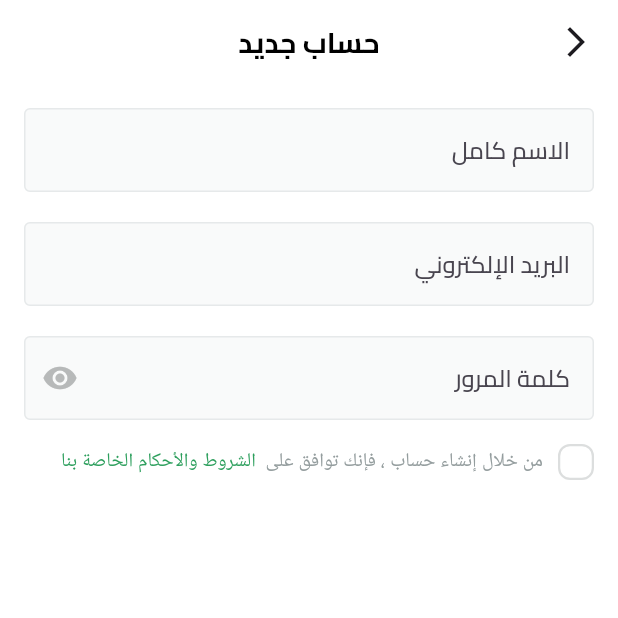
After one commit to ZiadAhmedH/E-Commerce-app, a Flutter app: the SignUpView screen opened by its route, on a phone screen of 412 x 824 dp, the top half of it. The commit adds this screen. Run offline on Flutter 3.47's test engine with Material 3 defaults, Android fonts, the phone set to English and light mode, and no system bars; our stand-ins replace dots_indicator, flutter_svg, shared_preferences; accounts and stored records are empty.

Commit message:
Add SignUpView and related components; update localization and assets
- Implement SignUpView and SignUpViewBody for user registration.
- Add CustomCheckBox for terms and conditions acceptance.
- Update route generation to include SignUpView.
- Add Check.svg asset for checkbox representation.
- Enhance localization with new strings for sign-up features.

```diff
--- a/lib/core/helper/route_generate_helper.dart
+++ b/lib/core/helper/route_generate_helper.dart
@@ -1,4 +1,5 @@
 import 'package:ecommerce_app/features/auth/presentation/view/login_view.dart';
+import 'package:ecommerce_app/features/auth/presentation/view/sign_up_view.dart';
 import 'package:ecommerce_app/features/onBoarding/presentation/view/onBoarding_view.dart';
 import 'package:ecommerce_app/features/splash/presentation/views/splash_view.dart';
 import 'package:flutter/material.dart';
@@ -13,6 +14,9 @@ Route<dynamic> onGenerateRoute(RouteSettings settings){
       return MaterialPageRoute(builder: (context) => OnboardingView(),);
     case LoginView.routeName:
       return MaterialPageRoute(builder: (context) => LoginView(),);
+
+    case SignUpView.routeName:
+      return MaterialPageRoute(builder: (context) => SignUpView(),);
       default:
       return MaterialPageRoute(builder: (context) => const Scaffold(
         body: Center(child: Text('No route defined')),
--- a/lib/core/utils/app_color.dart
+++ b/lib/core/utils/app_color.dart
@@ -3,6 +3,8 @@ import 'package:flutter/material.dart';
 class AppColor {
   static const Color primaryColor = Color(0xFF1B5E37);
   static const Color primaryLightColor = Color(0xFF2D9F5D);
+
+
 
   static const Color secondaryColor = Color(0xFFF4A91F);
 
@@ -17,6 +19,9 @@ class AppColor {
   static const Color gray1 = Color(0xFF949D9E);
 
 
+
+
+
   // black
   static const Color black = Color(0xFF141F1F);
 }
--- a/lib/core/utils/app_images.dart
+++ b/lib/core/utils/app_images.dart
@@ -5,6 +5,10 @@ class Assets {
   /// Assets for assetsLogoApple
   /// assets/logo/apple.svg
   static const String assetsLogoApple = "assets/logo/apple.svg";
+
+  /// Assets for assetsLogoCheck
+  /// assets/logo/Check.svg
+  static const String assetsLogoCheck = "assets/logo/Check.svg";
 
   /// Assets for assetsLogoFacebook
   /// assets/logo/facebook.svg
--- /dev/null
+++ b/lib/features/auth/presentation/view/sign_up_view.dart
@@ -0,0 +1,20 @@
+import 'package:ecommerce_app/features/auth/presentation/view/widgets/custom_app_bar.dart';
+import 'package:ecommerce_app/features/auth/presentation/view/widgets/sign_up_view_body.dart';
+import 'package:ecommerce_app/generated/l10n.dart';
+import 'package:flutter/material.dart';
+
+class SignUpView extends StatelessWidget {
+  const SignUpView({super.key});
+
+  static const String routeName = '/signUp';
+  @override
+  Widget build(BuildContext context) {
+    return Scaffold(
+      appBar: buildAppBar(context, title: S.of(context).new_account),
+
+      backgroundColor: Colors.white,
+
+      body:const SignUpViewBody() ,
+    );
+  }
+}
--- /dev/null
+++ b/lib/features/auth/presentation/view/widgets/custom_check_box.dart
@@ -0,0 +1,44 @@
+import 'package:ecommerce_app/core/utils/app_color.dart';
+import 'package:ecommerce_app/core/utils/app_images.dart';
+import 'package:flutter/material.dart';
+import 'package:flutter_svg/flutter_svg.dart';
+
+
+
+class CustomCheckBox extends StatelessWidget {
+  const CustomCheckBox(
+      {super.key, required this.isChecked, required this.onChecked});
+  final bool isChecked;
+  final ValueChanged<bool> onChecked;
+  @override
+  Widget build(BuildContext context) {
+    return GestureDetector(
+      onTap: () {
+        onChecked(!isChecked);
+      },
+      child: AnimatedContainer(
+        width: 24,
+        height: 24,
+        duration: const Duration(milliseconds: 100),
+        decoration: ShapeDecoration(
+          color: isChecked ? AppColor.primaryColor : Colors.white,
+          shape: RoundedRectangleBorder(
+            side: BorderSide(
+              width: 1.50,
+              color: isChecked ? Colors.transparent : const Color(0xFFDCDEDE),
+            ),
+            borderRadius: BorderRadius.circular(8),
+          ),
+        ),
+        child: isChecked
+            ? Padding(
+                padding: const EdgeInsets.all(2),
+                child: SvgPicture.asset(
+                  Assets.assetsLogoCheck,
+                ),
+              )
+            : const SizedBox(),
+      ),
+    );
+  }
+}
--- a/lib/features/auth/presentation/view/widgets/dont_have_account.dart
+++ b/lib/features/auth/presentation/view/widgets/dont_have_account.dart
@@ -1,5 +1,7 @@
 import 'package:ecommerce_app/core/utils/app_color.dart';
+import 'package:ecommerce_app/features/auth/presentation/view/sign_up_view.dart';
 import 'package:ecommerce_app/generated/l10n.dart';
+import 'package:flutter/gestures.dart';
 import 'package:flutter/material.dart';
 class DontHaveAccount extends StatelessWidget {
   const DontHaveAccount({
@@ -19,6 +21,10 @@ class DontHaveAccount extends StatelessWidget {
 
         children: [
           TextSpan(
+            recognizer: TapGestureRecognizer()
+              ..onTap = () {
+                Navigator.pushNamed(context, SignUpView.routeName);
+              },
             text: " ${S.of(context).create_account}",
             style: const TextStyle(
               color: AppColor.primaryColor,
--- a/lib/features/auth/presentation/view/widgets/login_view_body.dart
+++ b/lib/features/auth/presentation/view/widgets/login_view_body.dart
@@ -72,7 +72,7 @@ class LoginViewBody extends StatelessWidget {
 
             OrDividor(),
 
-            const SizedBox(height: 16),
+            const SizedBox(height: 30),
 
             AuthCustomBtn(
               text: S.of(context).login_with_google,
--- /dev/null
+++ b/lib/features/auth/presentation/view/widgets/sign_up_view_body.dart
@@ -0,0 +1,51 @@
+import 'package:ecommerce_app/core/constents.dart';
+import 'package:ecommerce_app/core/utils/app_color.dart';
+import 'package:ecommerce_app/core/widgets/custem_text_feild.dart';
+import 'package:ecommerce_app/features/auth/presentation/view/widgets/terms_and_conditions.dart';
+import 'package:ecommerce_app/generated/l10n.dart';
+import 'package:flutter/material.dart';
+
+class SignUpViewBody extends StatelessWidget {
+  const SignUpViewBody({super.key});
+
+  @override
+  Widget build(BuildContext context) {
+    return Padding(
+      padding: const EdgeInsets.symmetric(horizontal: KhorizontalPadding),
+      child: SingleChildScrollView(
+        child: Column(
+          children: [
+            SizedBox(height: KhorizontalPadding),
+            CustemTextFormFeild(
+              hintText: S.of(context).full_name,
+              controller: TextEditingController(),
+              iconData: Icons.abc_outlined,
+              isPassword: false,
+              textInputType: TextInputType.emailAddress,
+            ),
+            const SizedBox(height: 20),
+            CustemTextFormFeild(
+              hintText: S.of(context).email_address,
+              controller: TextEditingController(),
+              iconData: Icons.abc_outlined,
+              isPassword: false,
+              textInputType: TextInputType.emailAddress,
+            ),
+            const SizedBox(height: 20),
+            CustemTextFormFeild(
+              hintText: S.of(context).password,
+              controller: TextEditingController(),
+              iconData: Icons.remove_red_eye,
+              isPassword: true,
+              textInputType: TextInputType.visiblePassword,
+            ),
+
+            const SizedBox(height: 16),
+            TermsAndConditinsWidget(),
+            const SizedBox(height: 20),
+          ],
+        ),
+      ),
+    );
+  }
+}
--- /dev/null
+++ b/lib/features/auth/presentation/view/widgets/terms_and_conditions.dart
@@ -0,0 +1,61 @@
+
+import 'package:ecommerce_app/core/utils/app_color.dart';
+import 'package:ecommerce_app/features/auth/presentation/view/widgets/custom_check_box.dart';
+import 'package:ecommerce_app/generated/l10n.dart';
+import 'package:flutter/material.dart';
+
+class TermsAndConditinsWidget extends StatefulWidget {
+  const TermsAndConditinsWidget({
+    super.key,
+  });
+
+  @override
+  State<TermsAndConditinsWidget> createState() => _TermsAndConditinsWidgetState();
+}
+
+class _TermsAndConditinsWidgetState extends State<TermsAndConditinsWidget> {
+
+
+  bool isChecked = false;
+
+  @override
+  Widget build(BuildContext context) {
+    return Row(
+
+      children: [
+       CustomCheckBox(
+          isChecked: isChecked,
+          onChecked: (value) {
+            setState(() {
+              isChecked = value;
+            });
+          },
+        ),
+        const SizedBox(width: 10),
+        Expanded(
+          child: Text.rich(
+            TextSpan(
+              text: S.of(context).trems_conditions,
+              style: const TextStyle(
+                color: AppColor.gray1,
+                fontSize: 13,
+                fontWeight: FontWeight.w500,
+              ),
+              children: [
+                TextSpan(
+                  text: " ${S.of(context).trems_conditions_link}",
+                  style: const TextStyle(
+                    color: AppColor.primaryLightColor,
+                    fontSize: 13,
+                    fontWeight: FontWeight.w500,
+                  ),
+                ),
+              ],
+            ),
+          ),
+        ),
+
+      ],
+    );
+  }
+}
--- a/lib/l10n/intl_ar.arb
+++ b/lib/l10n/intl_ar.arb
@@ -18,7 +18,27 @@
     "or": "أو",
     "login_with_google": "تسجيل بواسطة جوجل",
     "login_with_apple": "تسجيل بواسطة أبل",
-    "login_with_facebook": "تسجيل بواسطة فيسبوك"
+    "login_with_facebook": "تسجيل بواسطة فيسبوك",
+
+
+    "new_account": "حساب جديد",
+    "full_name":"الاسم كامل",
+    "email_address":"البريد الإلكتروني",
+
+
+   "trems_conditions":"من خلال إنشاء حساب ، فإنك توافق على",
+    "trems_conditions_link":" الشروط والأحكام الخاصة بنا"
+
+
+
+
+
+
+
+
+
+
+
 
 
 
--- a/lib/l10n/intl_en.arb
+++ b/lib/l10n/intl_en.arb
@@ -17,5 +17,16 @@
     "or": "Or",
     "login_with_google": "Login with Google",
     "login_with_apple": "Login with Apple",
-    "login_with_facebook": "Login with Facebook"
+    "login_with_facebook": "Login with Facebook",
+
+
+    "new_account": "New Account",
+    "full_name": "Full Name",
+    "email_address": "Email Address",
+
+
+    "trems_conditions": "By creating an account, you agree to",
+
+    "trems_conditions_link": " our terms and conditions"
+
 }
```
Also changed, not shown: assets/logo/Check.svg (added), lib/generated/intl/messages_ar.dart, lib/generated/intl/messages_en.dart, lib/generated/l10n.dart.
